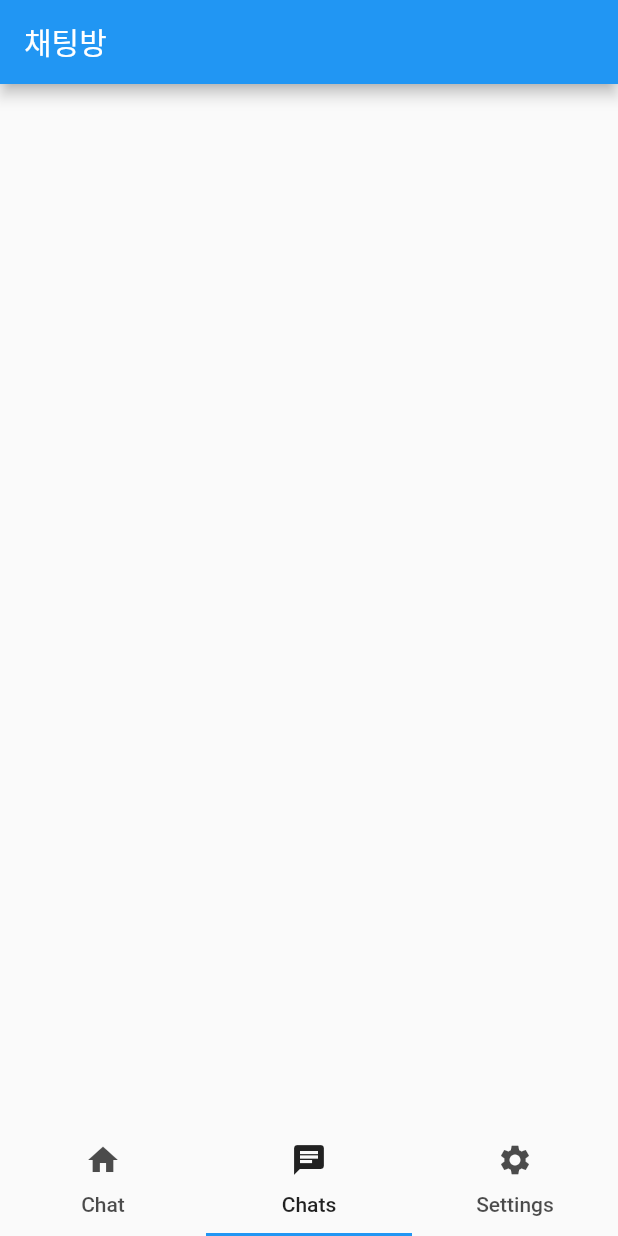
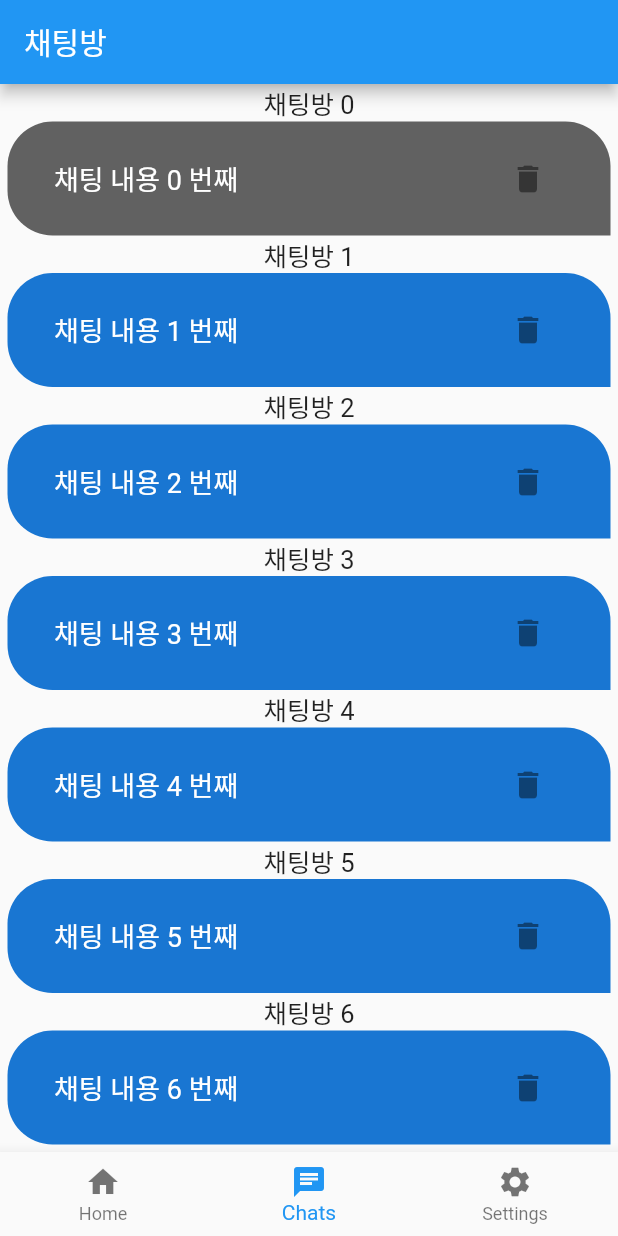
Before and after one commit to moosimoosihan/chatai, a Flutter app: the MainScreen screen opened directly, item 2 of the bottom bar chosen, on a phone screen of 412 x 824 dp. Run offline on Flutter 3.47's test engine with Material 2 defaults, Android fonts, the phone set to English and light mode, and no system bars; our stand-ins replace cloud_firestore, firebase_core, flutter_native_splash, get; missing offline and left inert: kakao_flutter_sdk; accounts and stored records are empty; network calls fail.

Commit message:
10 chatroom and bug fixed

```diff
--- a/lib/view/ui/main/main_screen.dart
+++ b/lib/view/ui/main/main_screen.dart
@@ -13,35 +13,48 @@ class MainScreen extends StatefulWidget {
   State<MainScreen> createState() => _MainScreenState();
 }
 
-class _MainScreenState extends State<MainScreen> {
+class _MainScreenState extends State<MainScreen> with TickerProviderStateMixin {
+  int _currentIndex = 0;
+
+  final List<Widget> _screens = [
+    const HomeScreen(),
+    const ChatsScreen(),
+    const SettingsScreen(),
+  ];
+
   @override
   Widget build(BuildContext context) {
-    return const DefaultTabController(
-      length: 3,
-      child: Scaffold(
-        body: TabBarView(
-          children: [
-            Center(child: HomeScreen()),
-            Center(child: ChatsScreen()),
-            Center(child: SettingsScreen()),
-          ],
+    return Scaffold(
+      body: TabBarView(
+        physics: const NeverScrollableScrollPhysics(),
+        controller: TabController(
+          length: _screens.length,
+          vsync: this,
+          initialIndex: _currentIndex,
         ),
-        bottomNavigationBar: TabBar(
-          tabs: [
-            Tab(
-              icon: Icon(Icons.home),
-              text: 'Chat',
-            ),
-            Tab(
-              icon: Icon(Icons.chat),
-              text: 'Chats',
-            ),
-            Tab(
-              icon: Icon(Icons.settings),
-              text: 'Settings',
-            )
-          ],
-        ),
+        children: _screens,
+      ),
+      bottomNavigationBar: BottomNavigationBar(
+        currentIndex: _currentIndex,
+        onTap: (index) {
+          setState(() {
+            _currentIndex = index;
+          });
+        },
+        items: const [
+          BottomNavigationBarItem(
+            icon: Icon(Icons.home),
+            label: 'Home',
+          ),
+          BottomNavigationBarItem(
+            icon: Icon(Icons.chat),
+            label: 'Chats',
+          ),
+          BottomNavigationBarItem(
+            icon: Icon(Icons.settings),
+            label: 'Settings',
+          ),
+        ],
       ),
     );
   }
--- a/lib/view/ui/main/sub_screens/chat_screen.dart
+++ b/lib/view/ui/main/sub_screens/chat_screen.dart
@@ -14,12 +14,12 @@ class ChatsScreen extends StatefulWidget {
 }
 
 class ChatsScreenState extends State<ChatsScreen> {
-  late int maxRoomNum;
+  int maxRoomNum = 10;
 
   @override
-  void initState() {
+  void didChangeDependencies() {
     Provider.of<FirebaseService>(context, listen: false).listenToChatRooms();
-    super.initState();
+    super.didChangeDependencies();
   }
 
   @override
@@ -29,8 +29,7 @@ class ChatsScreenState extends State<ChatsScreen> {
       appBar: AppBar(
         title: const Text('채팅방'),
       ),
-      body: StreamBuilder<QuerySnapshot<Object?>>(
-        key: UniqueKey(),
+      body: StreamBuilder<DocumentSnapshot<Object?>>(
         stream: p.listenToChatRooms(),
         builder: (context, snapshot) {
           if (snapshot.connectionState == ConnectionState.waiting) {
@@ -38,9 +37,8 @@ class ChatsScreenState extends State<ChatsScreen> {
           } else if (snapshot.hasError) {
             return const Center(child: Text('로딩 실패'));
           } else {
-            var roomTitles = snapshot.data!.docs;
-            maxRoomNum = roomTitles.length;
             return ListView.builder(
+              key: UniqueKey(),
               itemCount: maxRoomNum,
               itemBuilder: (context, index) {
                 return Column(
@@ -52,13 +50,13 @@ class ChatsScreenState extends State<ChatsScreen> {
                         style: const TextStyle(fontSize: 17),
                       ),
                     ),
-                    Hero(
-                      tag: 'chathero',
-                      child: Container(
+                    Container(
                       margin: const EdgeInsets.symmetric(horizontal: 5),
                       padding: const EdgeInsets.fromLTRB(15, 10, 15, 10),
                       decoration: BoxDecoration(
-                            color: Colors.grey[700],
+                          color: p.roomNum == index
+                              ? Colors.grey[700]
+                              : Colors.blue[700],
                           borderRadius: const BorderRadius.only(
                               topLeft: Radius.circular(30),
                               topRight: Radius.circular(30),
@@ -69,15 +67,16 @@ class ChatsScreenState extends State<ChatsScreen> {
                           setState(() {
                             p.roomNum = index;
                           });
+                          // 화면 전환 필요!
                         },
                         trailing: IconButton(
                           icon: const Icon(Icons.delete),
                           onPressed: () => p.DelChatRoom(index),
                         ),
-                          title: Text(roomTitles[index].get('usertext'),
+                        // 내용이 보이게 수정해야 함
+                        title: Text('채팅 내용 $index 번째',
                             style: const TextStyle(
                                 color: Colors.white, fontSize: 18)),
-                        ),
                       ),
                     ),
                   ],
```
Also changed, not shown: lib/provider/firebase_api.dart (+16 -10 lines), lib/view/ui/main/sub_screens/home_screen.dart (+4 -4 lines), lib/view/ui/main/widgets/chatList_widget.dart (+2 -7 lines). Lines whose indentation alone changed are shown as unchanged.
